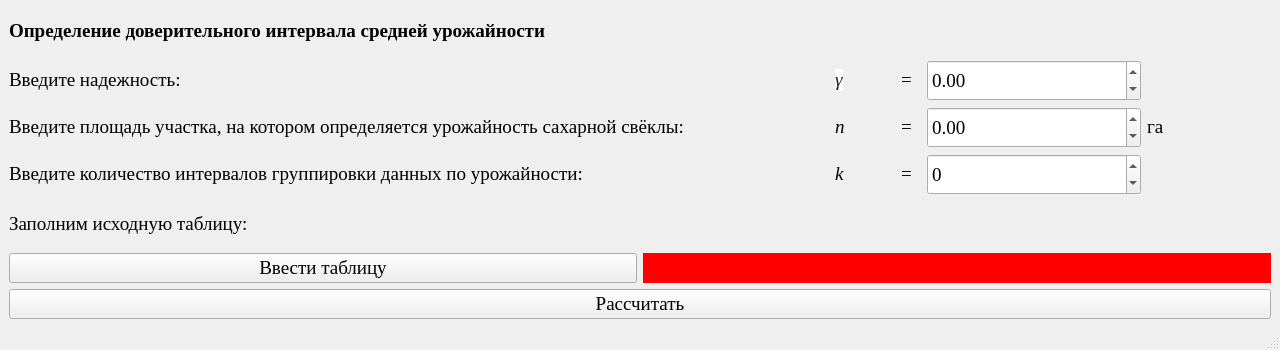
Qt form files/MainWindow.ui (Vovadoes/DCIAY) before a commit.
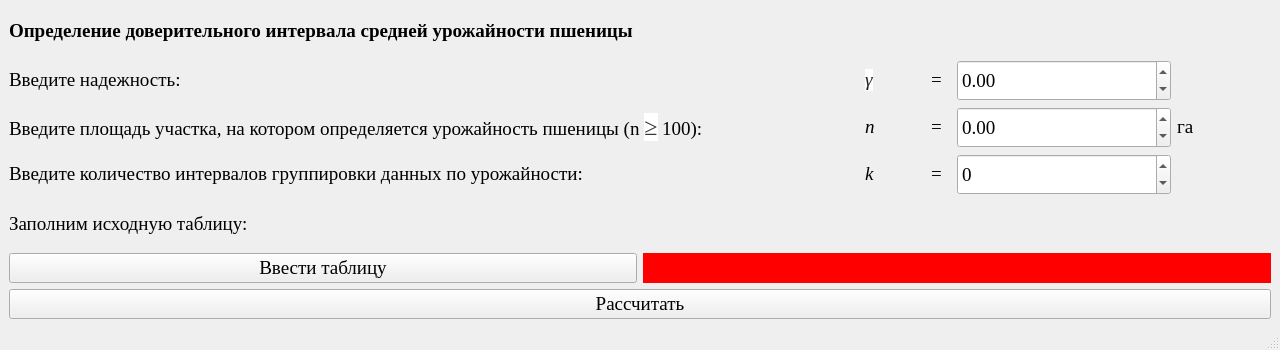
The same form after that commit.

What changed in the file:
```diff
--- a/files/MainWindow.ui
+++ b/files/MainWindow.ui
@@ -44,7 +44,7 @@
        </font>
       </property>
       <property name="text">
-       <string>&lt;html&gt;&lt;head/&gt;&lt;body&gt;&lt;p&gt;Определение доверительного интервала средней урожайности&lt;/p&gt;&lt;/body&gt;&lt;/html&gt;</string>
+       <string>&lt;html&gt;&lt;head/&gt;&lt;body&gt;&lt;p&gt;Определение доверительного интервала средней урожайности пшеницы&lt;/p&gt;&lt;/body&gt;&lt;/html&gt;</string>
       </property>
      </widget>
     </item>
@@ -161,7 +161,7 @@
          <widget class="QLabel" name="label_40">
           <property name="minimumSize">
            <size>
-            <width>820</width>
+            <width>850</width>
             <height>35</height>
            </size>
           </property>
@@ -258,7 +258,7 @@
          <widget class="QLabel" name="label_39">
           <property name="minimumSize">
            <size>
-            <width>820</width>
+            <width>850</width>
             <height>35</height>
            </size>
           </property>
@@ -269,7 +269,7 @@
            </font>
           </property>
           <property name="text">
-           <string>&lt;html&gt;&lt;head/&gt;&lt;body&gt;&lt;p&gt;Введите площадь участка, на котором определяется урожайность сахарной свёклы:&lt;/p&gt;&lt;/body&gt;&lt;/html&gt;</string>
+           <string>&lt;html&gt;&lt;head/&gt;&lt;body&gt;&lt;p&gt;Введите площадь участка, на котором определяется урожайность пшеницы (n &lt;span style=&quot; font-family:'YS Text','Arial','Helvetica','Arial Unicode MS','sans-serif'; font-size:24px; color:#333333; background-color:#ffffff;&quot;&gt;≥&lt;/span&gt; 100):&lt;/p&gt;&lt;/body&gt;&lt;/html&gt;</string>
           </property>
          </widget>
         </item>
@@ -457,7 +457,7 @@
          <widget class="QLabel" name="label_49">
           <property name="minimumSize">
            <size>
-            <width>820</width>
+            <width>850</width>
             <height>35</height>
            </size>
           </property>
```
Left out of the diff: 2 changed lines with no effect on the pictures.
